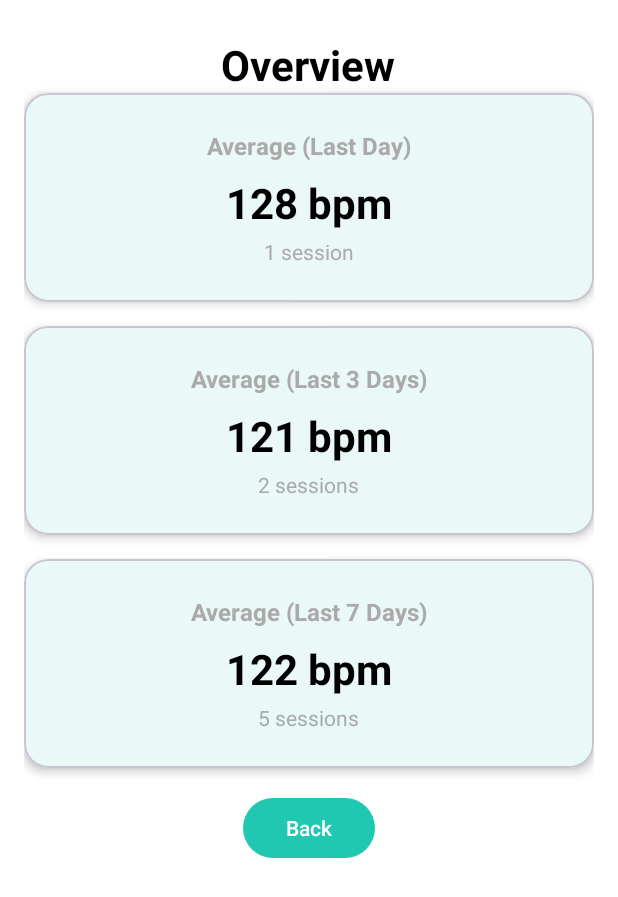
After one commit to Pawan-Gupta79/COEN-390-Recovery-Coach, an Android app: the fragment OverviewFragment shown on its own in the app's theme, on a phone screen of 412 x 824 dp. The commit adds this screen. Shown: the top 897 px of the screen. Run offline under Robolectric (Android 15) with nearby library versions, the phone set to English and light mode, and no system bars; 1 statement that could not run was skipped.

Commit message:
Added Overview fragment to sessions (UI-8)

```diff
--- /dev/null
+++ b/app/src/main/java/com/team11/smartgym/data/WorkoutSession.java
@@ -0,0 +1,29 @@
+package com.team11.smartgym.data;
+
+public class WorkoutSession {
+    private final long id;
+    private final String deviceName;
+    private final long startedAt;
+    private final long endedAt;
+    private final int averageBpm;
+    private final int maxBpm;
+    private final int durationSeconds;
+
+    public WorkoutSession(long id, String deviceName, long startedAt, long endedAt, int averageBpm, int maxBpm, int durationSeconds) {
+        this.id = id;
+        this.deviceName = deviceName;
+        this.startedAt = startedAt;
+        this.endedAt = endedAt;
+        this.averageBpm = averageBpm;
+        this.maxBpm = maxBpm;
+        this.durationSeconds = durationSeconds;
+    }
+
+    public long getId() { return id; }
+    public String getDeviceName() { return deviceName; }
+    public long getStartedAt() { return startedAt; }
+    public long getEndedAt() { return endedAt; }
+    public int getAverageBpm() { return averageBpm; }
+    public int getMaxBpm() { return maxBpm; }
+    public int getDurationSeconds() { return durationSeconds; }
+}
--- /dev/null
+++ b/app/src/main/java/com/team11/smartgym/ui/OverviewFragment.java
@@ -0,0 +1,113 @@
+package com.team11.smartgym.ui;
+
+import android.os.Bundle;
+import android.view.LayoutInflater;
+import android.view.View;
+import android.view.ViewGroup;
+import android.widget.Button;
+import android.widget.TextView;
+
+import androidx.annotation.NonNull;
+import androidx.annotation.Nullable;
+import androidx.fragment.app.Fragment;
+import androidx.lifecycle.ViewModelProvider;
+import androidx.navigation.Navigation;
+
+import com.team11.smartgym.R;
+import com.team11.smartgym.data.WorkoutSession;
+
+import java.util.ArrayList;
+import java.util.List;
+
+public class OverviewFragment extends Fragment {
+
+    private TextView avg1DayView, avg3DayView, avg7DayView;
+    private TextView count1DayView, count3DayView, count7DayView;
+    private SessionsViewModel viewModel;
+
+    @Nullable
+    @Override
+    public View onCreateView(@NonNull LayoutInflater inflater,
+                             @Nullable ViewGroup container,
+                             @Nullable Bundle savedInstanceState) {
+
+        View root = inflater.inflate(R.layout.fragment_overview, container, false);
+
+        avg1DayView = root.findViewById(R.id.avg_1day);
+        avg3DayView = root.findViewById(R.id.avg_3day);
+        avg7DayView = root.findViewById(R.id.avg_7day);
+
+        count1DayView = root.findViewById(R.id.count_1day);
+        count3DayView = root.findViewById(R.id.count_3day);
+        count7DayView = root.findViewById(R.id.count_7day);
+
+        Button btnBack = root.findViewById(R.id.btnBackOverview);
+        btnBack.setOnClickListener(v ->
+                Navigation.findNavController(v).popBackStack()
+        );
+
+        viewModel = new ViewModelProvider(requireActivity()).get(SessionsViewModel.class);
+
+        if (viewModel.getSessions().getValue() == null ||
+                viewModel.getSessions().getValue().isEmpty()) {
+            viewModel.loadSessions();
+        }
+
+        viewModel.getSessions().observe(getViewLifecycleOwner(), this::updateAverages);
+
+        return root;
+    }
+
+    private void updateAverages(List<WorkoutSession> sessions) {
+        if (sessions == null || sessions.isEmpty()) {
+            setDisplay("--", 0, "--", 0, "--", 0);
+            return;
+        }
+
+        long now = System.currentTimeMillis();
+        long oneDayAgo = now - 1 * 24 * 60 * 60 * 1000L;
+        long threeDaysAgo = now - 3 * 24 * 60 * 60 * 1000L;
+        long sevenDaysAgo = now - 7 * 24 * 60 * 60 * 1000L;
+
+        List<Integer> avg1 = new ArrayList<>();
+        List<Integer> avg3 = new ArrayList<>();
+        List<Integer> avg7 = new ArrayList<>();
+
+        for (WorkoutSession s : sessions) {
+            long endedAt = s.getEndedAt();
+            int avgBpm = s.getAverageBpm();
+
+            if (endedAt == 0 || avgBpm <= 0) continue; // skip incomplete sessions
+
+            if (endedAt >= oneDayAgo) avg1.add(avgBpm);
+            if (endedAt >= threeDaysAgo) avg3.add(avgBpm);
+            if (endedAt >= sevenDaysAgo) avg7.add(avgBpm);
+        }
+
+        setDisplay(
+                formatAverage(avg1), avg1.size(),
+                formatAverage(avg3), avg3.size(),
+                formatAverage(avg7), avg7.size()
+        );
+    }
+
+    private String formatAverage(List<Integer> values) {
+        if (values.isEmpty()) return "--";
+        int sum = 0;
+        for (int v : values) sum += v;
+        return (sum / values.size()) + " bpm";
+    }
+
+    private void setDisplay(String avg1, int count1,
+                            String avg3, int count3,
+                            String avg7, int count7) {
+
+        avg1DayView.setText(avg1);
+        avg3DayView.setText(avg3);
+        avg7DayView.setText(avg7);
+
+        count1DayView.setText(count1 + " session" + (count1 == 1 ? "" : "s"));
+        count3DayView.setText(count3 + " session" + (count3 == 1 ? "" : "s"));
+        count7DayView.setText(count7 + " session" + (count7 == 1 ? "" : "s"));
+    }
+}
--- a/app/src/main/java/com/team11/smartgym/ui/SessionsFragment.java
+++ b/app/src/main/java/com/team11/smartgym/ui/SessionsFragment.java
@@ -22,6 +22,7 @@ import com.team11.smartgym.ui.session.SessionViewModel;
 
 import java.util.List;
 import java.util.Locale;
+import androidx.navigation.Navigation;
 
 public class SessionsFragment extends Fragment {
 
@@ -100,6 +101,11 @@ public class SessionsFragment extends Fragment {
             int bpm = 60 + (int)(Math.random() * 90); // 60–150
             vm.onHeartRate(bpm);
         });
+
+        Button btnGoOverview = view.findViewById(R.id.btnGoOverview);
+        btnGoOverview.setOnClickListener(v -> {
+            Navigation.findNavController(v).navigate(R.id.overviewFragment);
+        });
     }
 
     private void updateEmptyState(@Nullable View emptyView, @Nullable List<Session> list) {
--- a/app/src/main/java/com/team11/smartgym/ui/SessionsViewModel.java
+++ b/app/src/main/java/com/team11/smartgym/ui/SessionsViewModel.java
@@ -4,7 +4,7 @@ import androidx.lifecycle.LiveData;
 import androidx.lifecycle.MutableLiveData;
 import androidx.lifecycle.ViewModel;
 
-import com.team11.smartgym.model.WorkoutSession;
+import com.team11.smartgym.data.WorkoutSession;
 
 import java.util.ArrayList;
 import java.util.Collections;
--- /dev/null
+++ b/app/src/main/res/layout/fragment_overview.xml
@@ -0,0 +1,162 @@
+<?xml version="1.0" encoding="utf-8"?>
+<ScrollView xmlns:android="http://schemas.android.com/apk/res/android"
+    xmlns:app="http://schemas.android.com/apk/res-auto"
+    android:layout_width="match_parent"
+    android:layout_height="match_parent">
+
+    <LinearLayout
+        android:layout_width="match_parent"
+        android:layout_height="wrap_content"
+        android:orientation="vertical"
+        android:padding="16dp"
+        android:gravity="center_horizontal">
+
+        <TextView
+            android:id="@+id/overview"
+            android:layout_width="wrap_content"
+            android:layout_height="wrap_content"
+            android:text="Overview"
+            android:textSize="28sp"
+            android:textStyle="bold"
+            android:textColor="@android:color/black"
+            android:layout_marginTop="8dp" />
+
+        <!-- last day for testing purposes -->
+        <com.google.android.material.card.MaterialCardView
+            android:layout_width="match_parent"
+            android:layout_height="wrap_content"
+            android:layout_marginBottom="16dp"
+            app:cardCornerRadius="16dp"
+            app:cardElevation="4dp">
+
+            <LinearLayout
+                android:layout_width="match_parent"
+                android:layout_height="wrap_content"
+                android:orientation="vertical"
+                android:padding="24dp"
+                android:gravity="center_horizontal">
+
+                <TextView
+                    android:text="Average (Last Day)"
+                    android:layout_width="wrap_content"
+                    android:layout_height="wrap_content"
+                    android:textSize="16sp"
+                    android:textStyle="bold"
+                    android:textColor="@android:color/darker_gray" />
+
+                <TextView
+                    android:id="@+id/avg_1day"
+                    android:layout_width="wrap_content"
+                    android:layout_height="wrap_content"
+                    android:text="--"
+                    android:textSize="28sp"
+                    android:textStyle="bold"
+                    android:textColor="@android:color/black"
+                    android:layout_marginTop="8dp" />
+
+                <TextView
+                    android:id="@+id/count_1day"
+                    android:layout_width="wrap_content"
+                    android:layout_height="wrap_content"
+                    android:text=""
+                    android:textSize="14sp"
+                    android:textColor="@android:color/darker_gray"
+                    android:layout_marginTop="4dp" />
+            </LinearLayout>
+        </com.google.android.material.card.MaterialCardView>
+
+        <!-- last 3 days for testing purposes -->
+        <com.google.android.material.card.MaterialCardView
+            android:layout_width="match_parent"
+            android:layout_height="wrap_content"
+            android:layout_marginBottom="16dp"
+            app:cardCornerRadius="16dp"
+            app:cardElevation="4dp">
+
+            <LinearLayout
+                android:layout_width="match_parent"
+                android:layout_height="wrap_content"
+                android:orientation="vertical"
+                android:padding="24dp"
+                android:gravity="center_horizontal">
+
+                <TextView
+                    android:text="Average (Last 3 Days)"
+                    android:layout_width="wrap_content"
+                    android:layout_height="wrap_content"
+                    android:textSize="16sp"
+                    android:textStyle="bold"
+                    android:textColor="@android:color/darker_gray" />
+
+                <TextView
+                    android:id="@+id/avg_3day"
+                    android:layout_width="wrap_content"
+                    android:layout_height="wrap_content"
+                    android:text="--"
+                    android:textSize="28sp"
+                    android:textStyle="bold"
+                    android:textColor="@android:color/black"
+                    android:layout_marginTop="8dp" />
+
+                <TextView
+                    android:id="@+id/count_3day"
+                    android:layout_width="wrap_content"
+                    android:layout_height="wrap_content"
+                    android:text=""
+                    android:textSize="14sp"
+                    android:textColor="@android:color/darker_gray"
+                    android:layout_marginTop="4dp" />
+            </LinearLayout>
+        </com.google.android.material.card.MaterialCardView>
+
+        <!-- last 7 days for testing purposes -->
+        <com.google.android.material.card.MaterialCardView
+            android:layout_width="match_parent"
+            android:layout_height="wrap_content"
+            app:cardCornerRadius="16dp"
+            app:cardElevation="4dp">
+
+            <LinearLayout
+                android:layout_width="match_parent"
+                android:layout_height="wrap_content"
+                android:orientation="vertical"
+                android:padding="24dp"
+                android:gravity="center_horizontal">
+
+                <TextView
+                    android:text="Average (Last 7 Days)"
+                    android:layout_width="wrap_content"
+                    android:layout_height="wrap_content"
+                    android:textSize="16sp"
+                    android:textStyle="bold"
+                    android:textColor="@android:color/darker_gray" />
+
+                <TextView
+                    android:id="@+id/avg_7day"
+                    android:layout_width="wrap_content"
+                    android:layout_height="wrap_content"
+                    android:text="--"
+                    android:textSize="28sp"
+                    android:textStyle="bold"
+                    android:textColor="@android:color/black"
+                    android:layout_marginTop="8dp" />
+
+                <TextView
+                    android:id="@+id/count_7day"
+                    android:layout_width="wrap_content"
+                    android:layout_height="wrap_content"
+                    android:text=""
+                    android:textSize="14sp"
+                    android:textColor="@android:color/darker_gray"
+                    android:layout_marginTop="4dp" />
+            </LinearLayout>
+        </com.google.android.material.card.MaterialCardView>
+
+        <Button
+            android:id="@+id/btnBackOverview"
+            android:layout_width="wrap_content"
+            android:layout_height="wrap_content"
+            android:text="Back"
+            android:layout_margin="16dp"/>
+    </LinearLayout>
+</ScrollView>
--- a/app/src/main/res/layout/fragment_sessions.xml
+++ b/app/src/main/res/layout/fragment_sessions.xml
@@ -4,6 +4,7 @@
     android:layout_width="match_parent"
     android:layout_height="match_parent"
     android:padding="16dp">
+
 
     <!-- Quick Controls panel -->
     <LinearLayout
@@ -88,4 +89,10 @@
         android:layout_width="match_parent"
         android:layout_height="0dp"
         android:layout_weight="1"/>
+
+    <Button
+        android:id="@+id/btnGoOverview"
+        android:layout_width="wrap_content"
+        android:layout_height="wrap_content"
+        android:text="Overview" />
 </LinearLayout>
--- a/app/src/main/res/navigation/nav_graph.xml
+++ b/app/src/main/res/navigation/nav_graph.xml
@@ -100,6 +100,11 @@
             app:destination="@id/sessionsSnapshotFragment" />
     </fragment>
 
+    <fragment
+        android:id="@+id/overviewFragment"
+        android:name="com.team11.smartgym.ui.OverviewFragment"
+        android:label="Overview" />
+
     <!-- NEW: Snapshot viewer (read-only last saved temp snapshot) -->
     <fragment
         android:id="@+id/sessionsSnapshotFragment"
```
